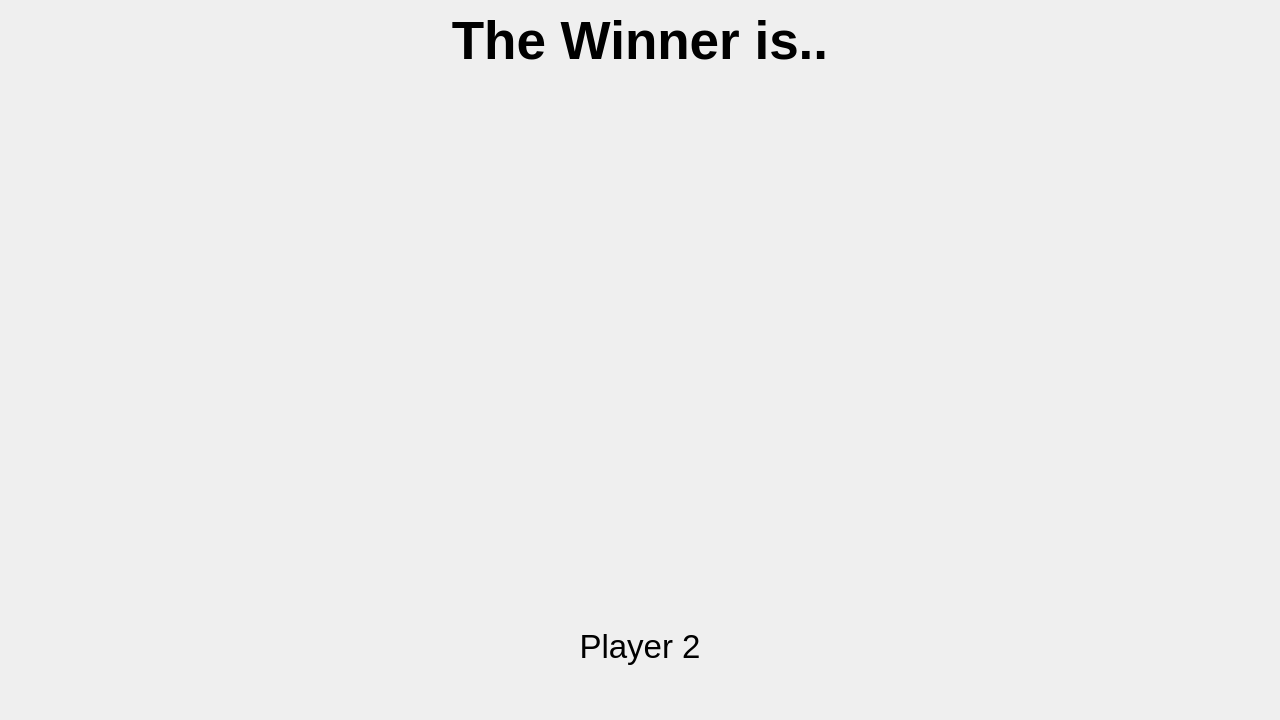
First picture: the form in ui/endgame.ui, repository eharquin/babyfut, before the edit.
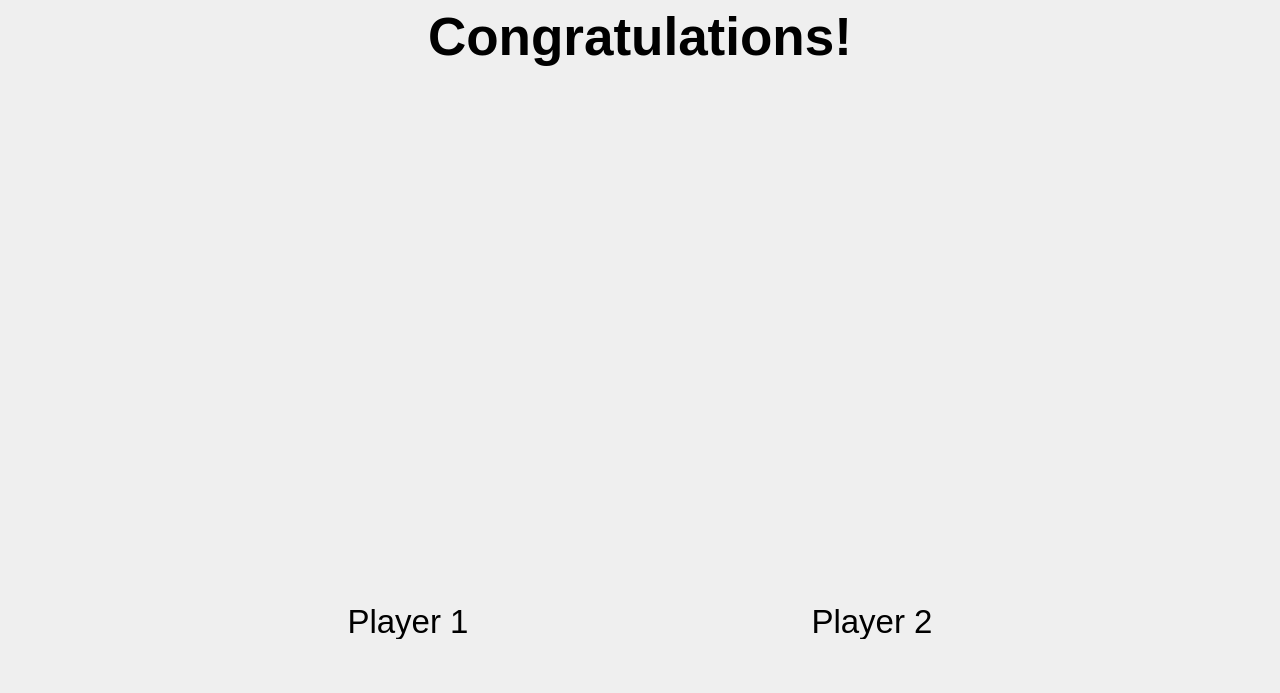
Second picture: the form after the edit. Icons and pictures are not drawn.

Commit message: 2 to 4 player authentication/win UI + guests

Patch:
```diff
--- a/ui/endgame.ui
+++ b/ui/endgame.ui
@@ -7,7 +7,7 @@
     <x>0</x>
     <y>0</y>
     <width>1280</width>
-    <height>720</height>
+    <height>693</height>
    </rect>
   </property>
   <property name="windowTitle">
@@ -30,7 +30,7 @@
       </font>
      </property>
      <property name="text">
-      <string>The Winner is..</string>
+      <string>Congratulations!</string>
      </property>
      <property name="alignment">
       <set>Qt::AlignBottom|Qt::AlignHCenter</set>
@@ -66,9 +66,100 @@
       </spacer>
      </item>
      <item>
-      <layout class="QVBoxLayout" name="verticalLayout_6">
+      <widget class="QWidget" name="widgetLayoutP1" native="true">
+       <layout class="QVBoxLayout" name="layoutP1">
        <item>
-        <widget class="QLabel" name="imgP1_4">
+         <widget class="QLabel" name="imgP1">
+          <property name="sizePolicy">
+           <sizepolicy hsizetype="Preferred" vsizetype="Preferred">
+            <horstretch>0</horstretch>
+            <verstretch>0</verstretch>
+           </sizepolicy>
+          </property>
+          <property name="minimumSize">
+           <size>
+            <width>400</width>
+            <height>400</height>
+           </size>
+          </property>
+          <property name="maximumSize">
+           <size>
+            <width>300</width>
+            <height>300</height>
+           </size>
+          </property>
+          <property name="text">
+           <string/>
+          </property>
+          <property name="pixmap">
+           <pixmap resource="assets.qrc">:/ui/img/placeholder_head.jpg</pixmap>
+          </property>
+          <property name="scaledContents">
+           <bool>true</bool>
+          </property>
+         </widget>
+        </item>
+        <item>
+         <spacer name="verticalSpacer_7">
+          <property name="orientation">
+           <enum>Qt::Vertical</enum>
+          </property>
+          <property name="sizeType">
+           <enum>QSizePolicy::Expanding</enum>
+          </property>
+          <property name="sizeHint" stdset="0">
+           <size>
+            <width>20</width>
+            <height>100</height>
+           </size>
+          </property>
+         </spacer>
+        </item>
+        <item>
+         <widget class="QLabel" name="lblP1">
+          <property name="minimumSize">
+           <size>
+            <width>0</width>
+            <height>32</height>
+           </size>
+          </property>
+          <property name="font">
+           <font>
+            <pointsize>25</pointsize>
+           </font>
+          </property>
+          <property name="text">
+           <string>Player 1</string>
+          </property>
+          <property name="alignment">
+           <set>Qt::AlignCenter</set>
+          </property>
+         </widget>
+        </item>
+       </layout>
+      </widget>
+     </item>
+     <item>
+      <spacer name="horizontalSpacer_13">
+       <property name="orientation">
+        <enum>Qt::Horizontal</enum>
+       </property>
+       <property name="sizeType">
+        <enum>QSizePolicy::Fixed</enum>
+       </property>
+       <property name="sizeHint" stdset="0">
+        <size>
+         <width>40</width>
+         <height>20</height>
+        </size>
+       </property>
+      </spacer>
+     </item>
+     <item>
+      <widget class="QWidget" name="widgetLayoutP2" native="true">
+       <layout class="QVBoxLayout" name="layoutP2">
+        <item>
+         <widget class="QLabel" name="imgP2">
          <property name="sizePolicy">
           <sizepolicy hsizetype="Preferred" vsizetype="Preferred">
            <horstretch>0</horstretch>
@@ -115,7 +206,7 @@
         </spacer>
        </item>
        <item>
-        <widget class="QLabel" name="lblP2_2">
+         <widget class="QLabel" name="lblP2">
          <property name="minimumSize">
           <size>
            <width>0</width>
@@ -136,9 +227,10 @@
         </widget>
        </item>
       </layout>
+      </widget>
      </item>
      <item>
-      <spacer name="horizontalSpacer_13">
+      <spacer name="horizontalSpacer">
        <property name="orientation">
         <enum>Qt::Horizontal</enum>
        </property>
```
Left out of the diff: 8 changed lines with no effect on the pictures. Lines whose indentation alone changed are shown as unchanged. The commit also changes 15 other files.
